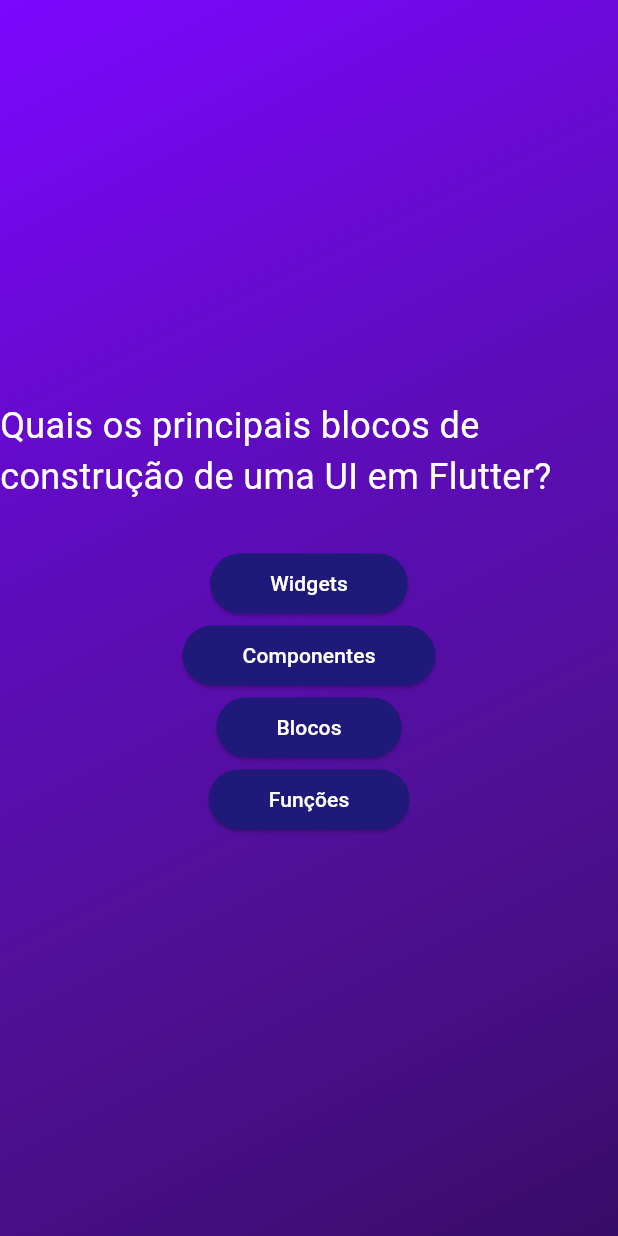
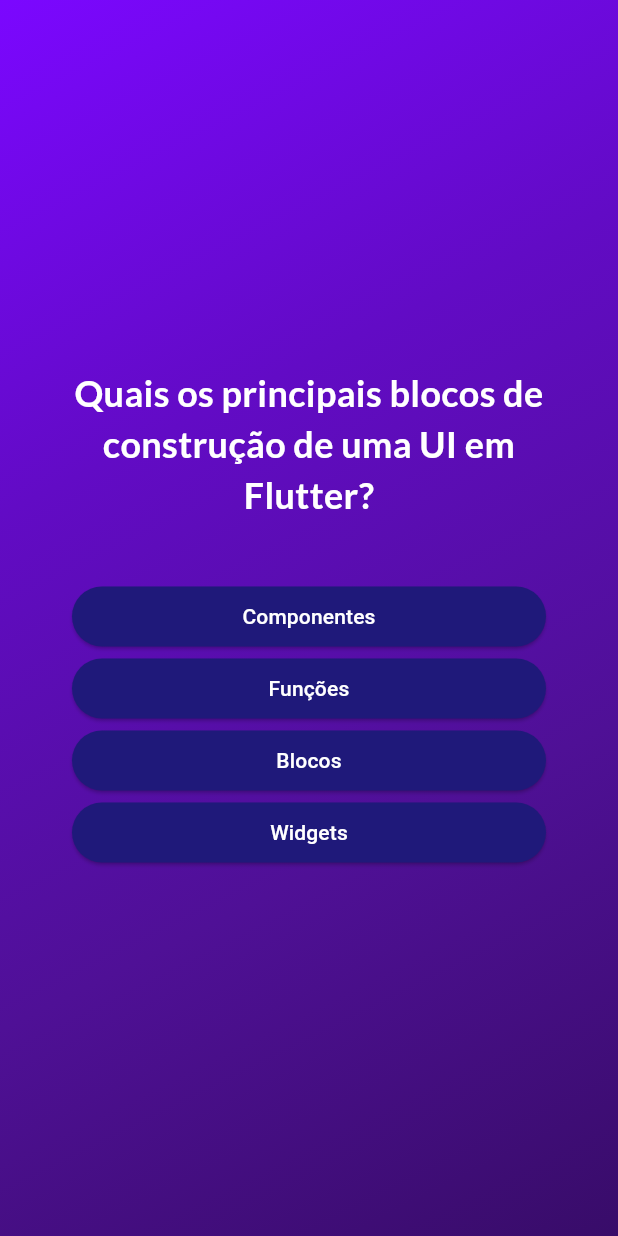
Before and after one commit to Gabrielst27/app-quiz, a Flutter app: the screen it shows after launch, after a tap on "Iniciar", on a phone screen of 412 x 824 dp. Run offline on Flutter 3.47's test engine with Material 3 defaults, Android fonts, the phone set to English and light mode, and no system bars; our stand-ins replace google_fonts.

Commit message:
feat: added google fonts

```diff
--- a/lib/answer_button.dart
+++ b/lib/answer_button.dart
@@ -20,7 +20,7 @@ class AnswerButton extends StatelessWidget {
         shape: RoundedRectangleBorder(borderRadius: BorderRadius.circular(20)),
         padding: EdgeInsets.symmetric(vertical: 10, horizontal: 40),
       ),
-      child: Text(answerText),
+      child: Text(answerText, textAlign: TextAlign.center),
     );
   }
 }
--- a/lib/models/quiz_question.dart
+++ b/lib/models/quiz_question.dart
@@ -3,4 +3,10 @@ class QuizQuestion {
 
   final String text;
   final List<String> answers;
+
+  List<String> getShuffledAnswers() {
+    final shuffledList = List.of(answers);
+    shuffledList.shuffle();
+    return shuffledList;
+  }
 }
--- a/lib/questions_screen.dart
+++ b/lib/questions_screen.dart
@@ -1,4 +1,5 @@
 import 'package:flutter/material.dart';
+import 'package:google_fonts/google_fonts.dart';
 import 'package:quiz_app/answer_button.dart';
 import 'package:quiz_app/data/questions.dart';
 
@@ -12,24 +13,42 @@ class QuestionsScreen extends StatefulWidget {
 }
 
 class _QuestionsScreenState extends State<QuestionsScreen> {
-  final currentQuestion = questions[0];
+  var questionIndex = 0;
+  List<String>? registeredQuestions;
+
+  void answerQuestion() {
+    setState(() {
+      questionIndex++;
+    });
+  }
 
   @override
   Widget build(BuildContext context) {
+    final currentQuestion = questions[questionIndex];
+
     return SizedBox(
       width: double.infinity,
+      child: Container(
+        margin: EdgeInsets.all(48),
         child: Column(
           mainAxisAlignment: MainAxisAlignment.center,
+          crossAxisAlignment: CrossAxisAlignment.stretch,
           children: [
             Text(
+              textAlign: TextAlign.center,
               currentQuestion.text,
-            style: TextStyle(color: Colors.white, fontSize: 24),
+              style: GoogleFonts.lato(
+                color: Colors.white,
+                fontSize: 24,
+                fontWeight: FontWeight.bold,
               ),
-          const SizedBox(height: 30),
-          ...currentQuestion.answers.map((answer) {
-            return AnswerButton(answerText: answer, onTap: () {});
+            ),
+            const SizedBox(height: 40),
+            ...currentQuestion.getShuffledAnswers().map((answer) {
+              return AnswerButton(answerText: answer, onTap: answerQuestion);
             }),
           ],
+        ),
       ),
     );
   }
--- a/lib/start_screen.dart
+++ b/lib/start_screen.dart
@@ -1,4 +1,5 @@
 import 'package:flutter/material.dart';
+import 'package:google_fonts/google_fonts.dart';
 
 class StartScreen extends StatelessWidget {
   const StartScreen(this.startQuiz, {super.key});
@@ -8,9 +9,13 @@ class StartScreen extends StatelessWidget {
 
   @override
   Widget build(BuildContext context) {
-    return Center(
+    return SizedBox(
+      width: double.infinity,
+      child: Container(
+        margin: EdgeInsets.all(48),
         child: Column(
-        mainAxisSize: MainAxisSize.min,
+          mainAxisAlignment: MainAxisAlignment.center,
+          crossAxisAlignment: CrossAxisAlignment.stretch,
           children: [
             Image.asset(
               logoImage,
@@ -18,9 +23,14 @@ class StartScreen extends StatelessWidget {
               color: const Color.fromARGB(127, 255, 255, 255),
             ),
             const SizedBox(height: 80),
-          const Text(
-            'Teste seus conhecimentos!',
-            style: TextStyle(color: Colors.white, fontSize: 24),
+            Text(
+              'Teste seus conhecimentos em Flutter',
+              textAlign: TextAlign.center,
+              style: GoogleFonts.lato(
+                color: Colors.white,
+                fontSize: 24,
+                fontWeight: FontWeight.bold,
+              ),
             ),
             const SizedBox(height: 80),
             OutlinedButton.icon(
@@ -31,6 +41,7 @@ class StartScreen extends StatelessWidget {
             ),
           ],
         ),
+      ),
     );
   }
 }
--- a/pubspec.yaml
+++ b/pubspec.yaml
@@ -34,6 +34,7 @@ dependencies:
   # The following adds the Cupertino Icons font to your application.
   # Use with the CupertinoIcons class for iOS style icons.
   cupertino_icons: ^1.0.8
+  google_fonts: ^6.2.1
 
 dev_dependencies:
   flutter_test:
@@ -44,7 +45,7 @@ dev_dependencies:
   # activated in the `analysis_options.yaml` file located at the root of your
   # package. See that file for information about deactivating specific lint
   # rules and activating additional ones.
-  flutter_lints: ^5.0.0
+  flutter_lints: ^6.0.0
 
 # For information on the generic Dart part of this file, see the
 # following page: https://dart.dev/tools/pub/pubspec
```
Also changed, not shown: pubspec.lock, 1 other file. Lines whose indentation alone changed are shown as unchanged.
